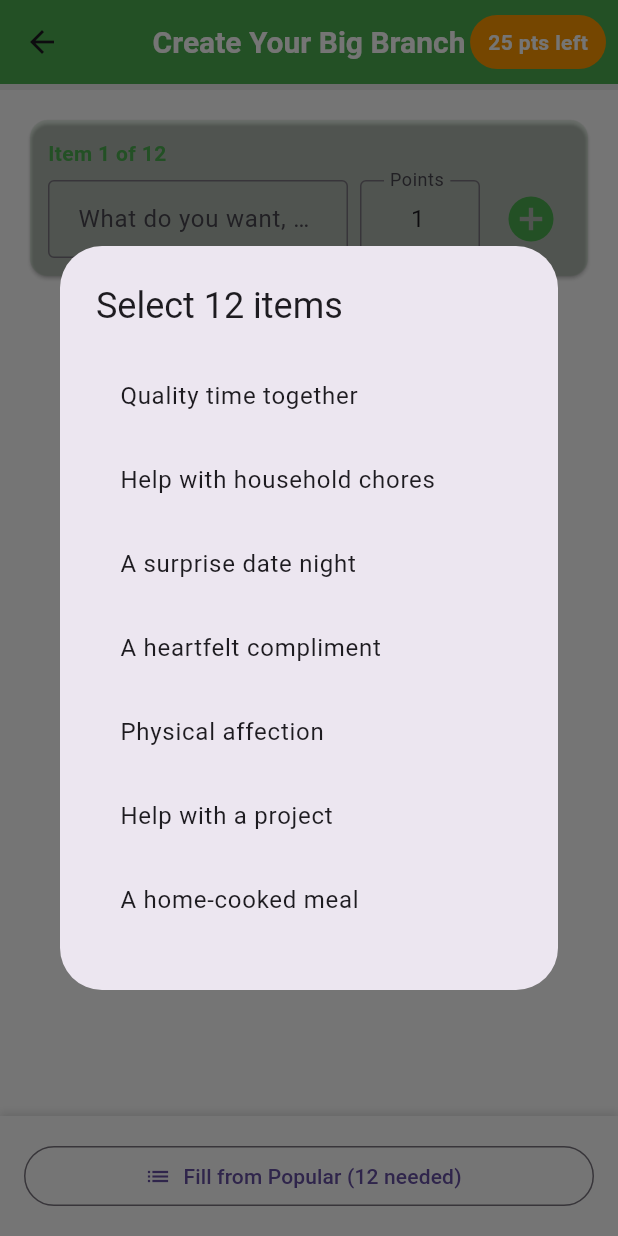
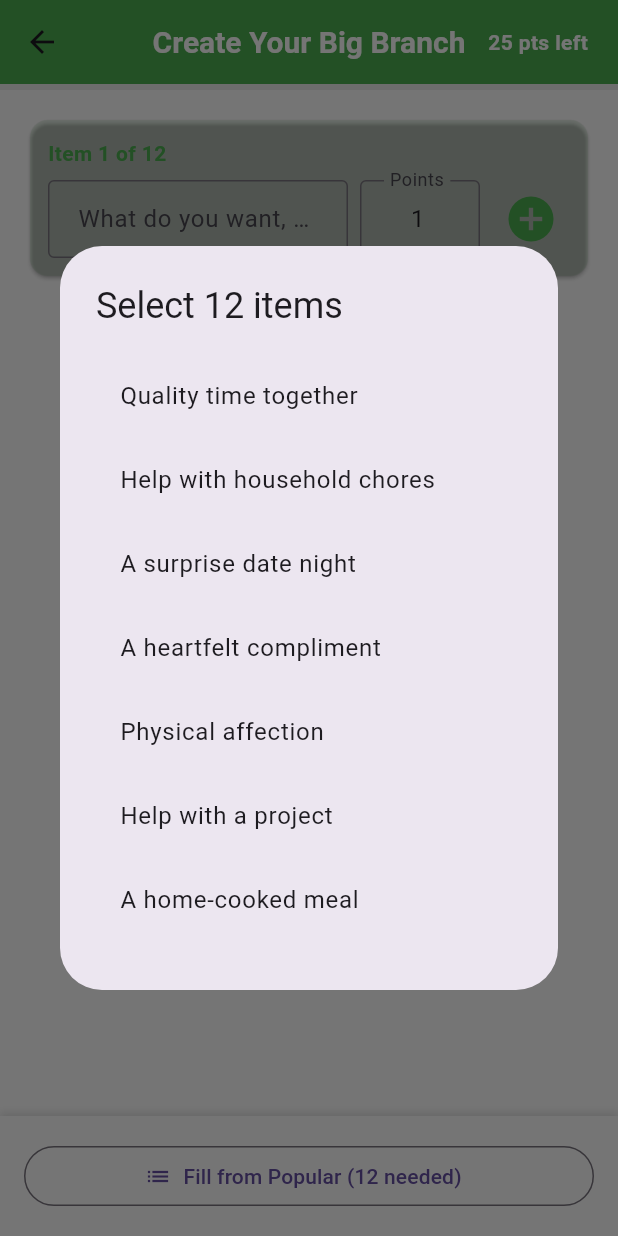
Before and after one commit to tomskousen/willingtree_app, a Flutter app: the BigBranchScreen screen opened directly with empty values, after a tap on an icon or button, on a phone screen of 412 x 824 dp. Run offline on Flutter 3.47's test engine with Material 3 defaults, Android fonts, the phone set to English and light mode, and no system bars; our stand-ins replace shared_preferences; missing offline and left inert: dart:html, dart:js; accounts and stored records are empty.

Commit message:
Make point distribution optional in Big Branch
- Users no longer required to use all 25 points
- Can submit Big Branch with any point distribution (0-25 total)
- Button shows how many points were used
- Removed auto-submit when 25 points distributed
- Point counter always shows in green

🤖 Generated with Claude Code

Co-Authored-By: Claude <noreply@anthropic.com>

```diff
--- a/lib/screens/big_branch_screen.dart
+++ b/lib/screens/big_branch_screen.dart
@@ -114,9 +114,6 @@ class _BigBranchScreenState extends State<BigBranchScreen> {
         WidgetsBinding.instance.addPostFrameCallback((_) {
           itemFocus.requestFocus();
         });
-      } else if (pointsRemaining == 0) {
-        // Auto-submit if complete
-        _submitBigBranch();
       }
     });
   }
@@ -174,10 +171,10 @@ class _BigBranchScreenState extends State<BigBranchScreen> {
   }
 
   void _submitBigBranch() {
-    if (bigBranch.length != 12 || pointsRemaining != 0) {
+    if (bigBranch.length != 12) {
       ScaffoldMessenger.of(context).showSnackBar(
         const SnackBar(
-          content: Text('You need exactly 12 items and must use all 25 points'),
+          content: Text('You need exactly 12 items to complete your Big Branch'),
         ),
       );
       return;
@@ -235,7 +232,7 @@ class _BigBranchScreenState extends State<BigBranchScreen> {
             padding: const EdgeInsets.symmetric(horizontal: 12, vertical: 8),
             margin: const EdgeInsets.only(right: 8),
             decoration: BoxDecoration(
-              color: pointsRemaining == 0 ? Colors.green : Colors.orange,
+              color: AppTheme.primaryGreen,
               borderRadius: BorderRadius.circular(20),
             ),
             child: Text(
@@ -463,17 +460,17 @@ class _BigBranchScreenState extends State<BigBranchScreen> {
                   SizedBox(
                     width: double.infinity,
                     child: ElevatedButton(
-                      onPressed: pointsRemaining == 0 ? _submitBigBranch : null,
+                      onPressed: bigBranch.length == 12 ? _submitBigBranch : null,
                       style: ElevatedButton.styleFrom(
-                        backgroundColor: pointsRemaining == 0
+                        backgroundColor: bigBranch.length == 12
                           ? AppTheme.primaryGreen
                           : Colors.grey,
                         padding: const EdgeInsets.symmetric(vertical: 16),
                       ),
                       child: Text(
-                        pointsRemaining == 0
-                          ? 'Lock In Big Branch'
-                          : 'Distribute all 25 points first',
+                        bigBranch.length == 12
+                          ? 'Lock In Big Branch (${25 - pointsRemaining} points used)'
+                          : 'Add ${12 - bigBranch.length} more item${bigBranch.length == 11 ? '' : 's'}',
                         style: const TextStyle(fontSize: 16),
                       ),
                     ),
```
